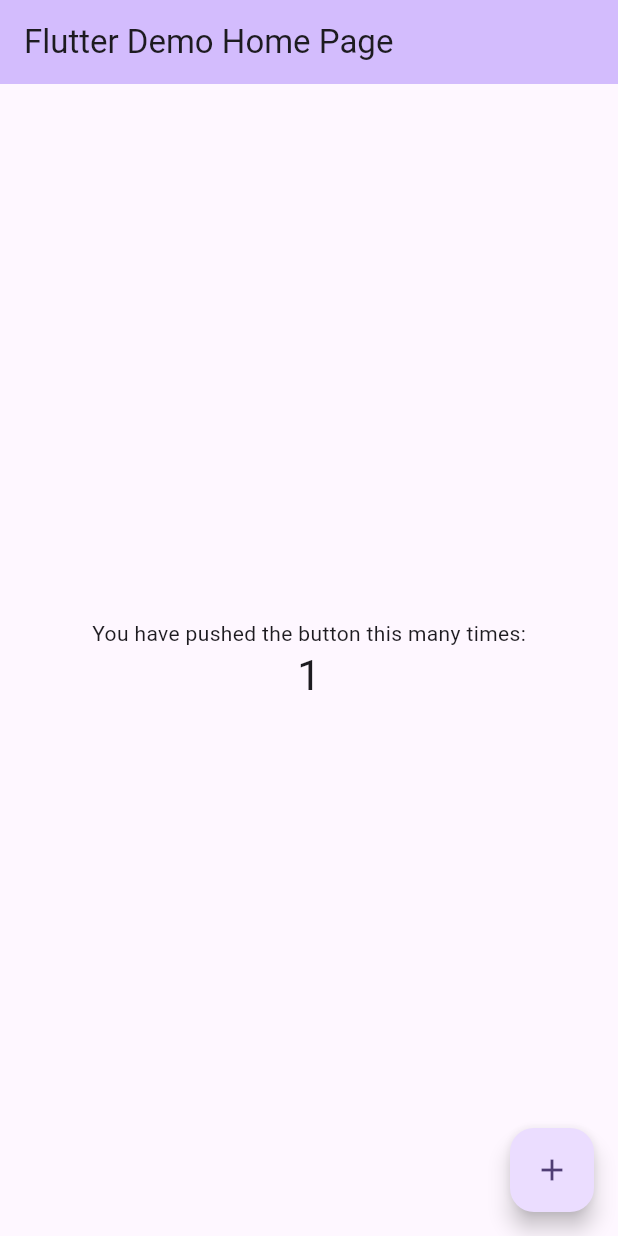
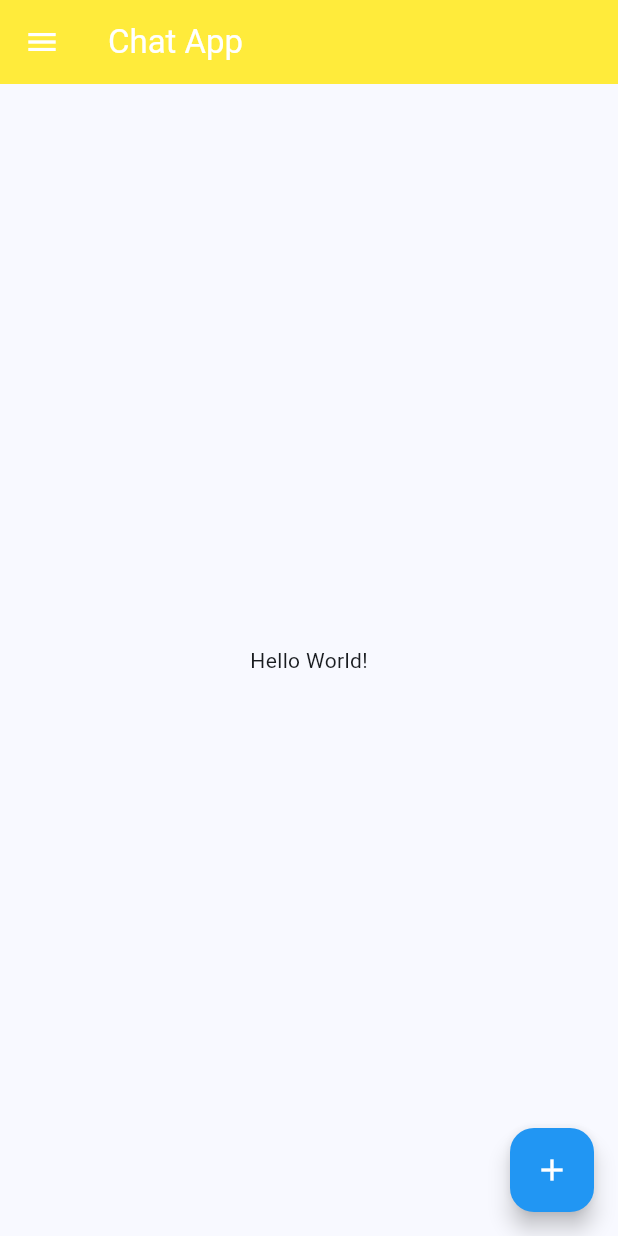
Before and after one commit to asirisam/chat_app, a Flutter app: the screen it shows after launch, after a tap on the "add" icon, on a phone screen of 412 x 824 dp. Run offline on Flutter 3.47's test engine with Material 3 defaults, Android fonts, the phone set to English and light mode, and no system bars.

Commit message:
Fluuter building blocks

```diff
--- a/lib/main.dart
+++ b/lib/main.dart
@@ -1,122 +1,56 @@
 import 'package:flutter/material.dart';
 
 void main() {
-  runApp(const MyApp());
+  runApp(const ChatApp());
 }
 
-class MyApp extends StatelessWidget {
-  const MyApp({super.key});
+class ChatApp extends StatelessWidget {
+  const ChatApp({super.key});
 
-  // This widget is the root of your application.
   @override
   Widget build(BuildContext context) {
     return MaterialApp(
-      title: 'Flutter Demo',
+      title: "Chat App!!!",
       theme: ThemeData(
-        // This is the theme of your application.
-        //
-        // TRY THIS: Try running your application with "flutter run". You'll see
-        // the application has a purple toolbar. Then, without quitting the app,
-        // try changing the seedColor in the colorScheme below to Colors.green
-        // and then invoke "hot reload" (save your changes or press the "hot
-        // reload" button in a Flutter-supported IDE, or press "r" if you used
-        // the command line to start the app).
-        //
-        // Notice that the counter didn't reset back to zero; the application
-        // state is not lost during the reload. To reset the state, use hot
-        // restart instead.
-        //
-        // This works for code too, not just values: Most code changes can be
-        // tested with just a hot reload.
-        colorScheme: ColorScheme.fromSeed(seedColor: Colors.deepPurple),
+        // Use Material 3 color scheme based on blue
+        colorScheme: ColorScheme.fromSeed(seedColor: Colors.blue),
+
+        // Explicitly set AppBar color to blue
+        appBarTheme: const AppBarTheme(
+          backgroundColor: Colors.yellow,
+          foregroundColor: Colors.white,
+        ),
+
+        // Explicitly set FAB color to blue
+        floatingActionButtonTheme: const FloatingActionButtonThemeData(
+          backgroundColor: Colors.blue,
+          foregroundColor: Colors.white,
+        ),
       ),
-      home: const OurNewHomePage(title: 'Flutter Demo Home Page'),
+      home: LoginPage(),
     );
   }
 }
 
-class OurNewHomePage extends StatefulWidget {
-  const OurNewHomePage({super.key, required this.title});
-
-  // This widget is the home page of your application. It is stateful, meaning
-  // that it has a State object (defined below) that contains fields that affect
-  // how it looks.
-
-  // This class is the configuration for the state. It holds the values (in this
-  // case the title) provided by the parent (in this case the App widget) and
-  // used by the build method of the State. Fields in a Widget subclass are
-  // always marked "final".
-
-  final String title;
-
-  @override
-  State<OurNewHomePage> createState() => _OurNewHomePageState();
-}
-
-class _OurNewHomePageState extends State<OurNewHomePage> {
-  int _counter = 0;
-
-  void _incrementCounter() {
-    setState(() {
-      // This call to setState tells the Flutter framework that something has
-      // changed in this State, which causes it to rerun the build method below
-      // so that the display can reflect the updated values. If we changed
-      // _counter without calling setState(), then the build method would not be
-      // called again, and so nothing would appear to happen.
-      _counter++;
-    });
-  }
+class LoginPage extends StatelessWidget {
+  const LoginPage({super.key});
 
   @override
   Widget build(BuildContext context) {
-    // This method is rerun every time setState is called, for instance as done
-    // by the _incrementCounter method above.
-    //
-    // The Flutter framework has been optimized to make rerunning build methods
-    // fast, so that you can just rebuild anything that needs updating rather
-    // than having to individually change instances of widgets.
     return Scaffold(
       appBar: AppBar(
-        // TRY THIS: Try changing the color here to a specific color (to
-        // Colors.amber, perhaps?) and trigger a hot reload to see the AppBar
-        // change color while the other colors stay the same.
-        backgroundColor: Theme.of(context).colorScheme.inversePrimary,
-        // Here we take the value from the MyHomePage object that was created by
-        // the App.build method, and use it to set our appbar title.
-        title: Text(widget.title),
+        title: const Text('Chat App'),
       ),
-      body: Center(
-        // Center is a layout widget. It takes a single child and positions it
-        // in the middle of the parent.
-        child: Column(
-          // Column is also a layout widget. It takes a list of children and
-          // arranges them vertically. By default, it sizes itself to fit its
-          // children horizontally, and tries to be as tall as its parent.
-          //
-          // Column has various properties to control how it sizes itself and
-          // how it positions its children. Here we use mainAxisAlignment to
-          // center the children vertically; the main axis here is the vertical
-          // axis because Columns are vertical (the cross axis would be
-          // horizontal).
-          //
-          // TRY THIS: Invoke "debug painting" (choose the "Toggle Debug Paint"
-          // action in the IDE, or press "p" in the console), to see the
-          // wireframe for each widget.
-          mainAxisAlignment: MainAxisAlignment.center,
-          children: <Widget>[
-            const Text('You have pushed the button this many times:'),
-            Text(
-              '$_counter',
-              style: Theme.of(context).textTheme.headlineMedium,
-            ),
-          ],
-        ),
+      drawer: const Drawer(),
+      floatingActionButton: FloatingActionButton(
+        onPressed: () {
+          debugPrint('Button clicked');
+        },
+        child: const Icon(Icons.add),
       ),
-      floatingActionButton: FloatingActionButton(
-        onPressed: _incrementCounter,
-        tooltip: 'Increment',
-        child: const Icon(Icons.add),
-      ), // This trailing comma makes auto-formatting nicer for build methods.
+      body: const Center(
+        child: Text('Hello World!'),
+      ),
     );
   }
 }
```
